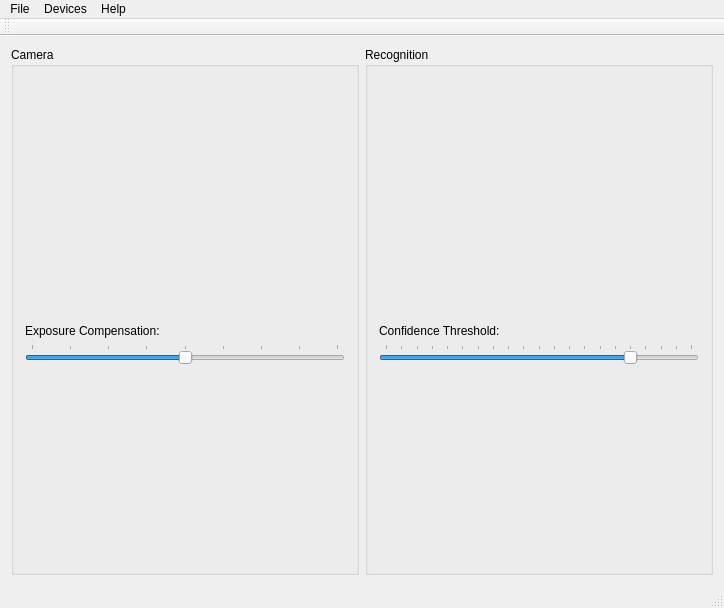
Old version of the form mainwindow.ui in the repository tvabramov/WebCamRecognizer.
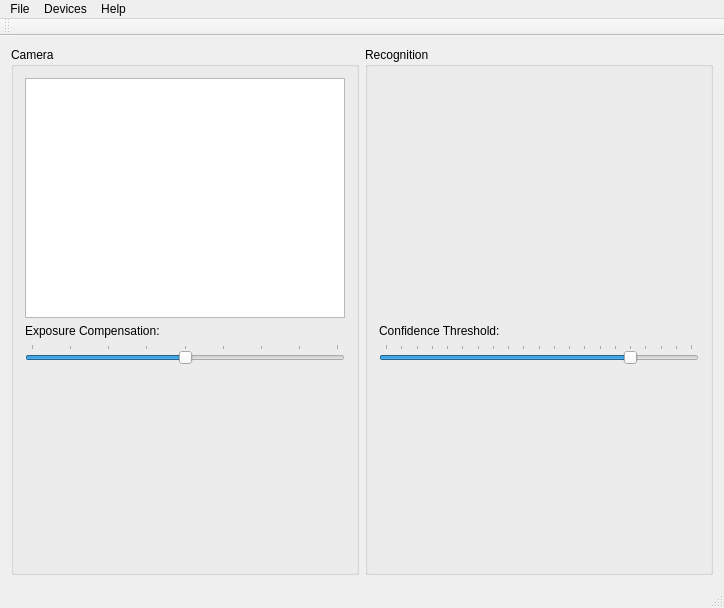
New version of the form. Icons and pictures are not drawn.

The edit to the form file:
```diff
--- a/mainwindow.ui
+++ b/mainwindow.ui
@@ -22,9 +22,9 @@
       </property>
       <layout class="QVBoxLayout" name="verticalLayout">
        <item>
-        <widget class="QLabel" name="labelViewFinder">
+        <widget class="QGraphicsView" name="graphicsViewFinder">
          <property name="sizePolicy">
-          <sizepolicy hsizetype="Preferred" vsizetype="Preferred">
+          <sizepolicy hsizetype="Expanding" vsizetype="Expanding">
            <horstretch>0</horstretch>
            <verstretch>0</verstretch>
           </sizepolicy>
@@ -35,15 +35,12 @@
            <height>240</height>
           </size>
          </property>
-         <property name="maximumSize">
+         <property name="sizeIncrement">
           <size>
            <width>320</width>
            <height>240</height>
           </size>
          </property>
-         <property name="text">
-          <string/>
-         </property>
         </widget>
        </item>
        <item>
```
